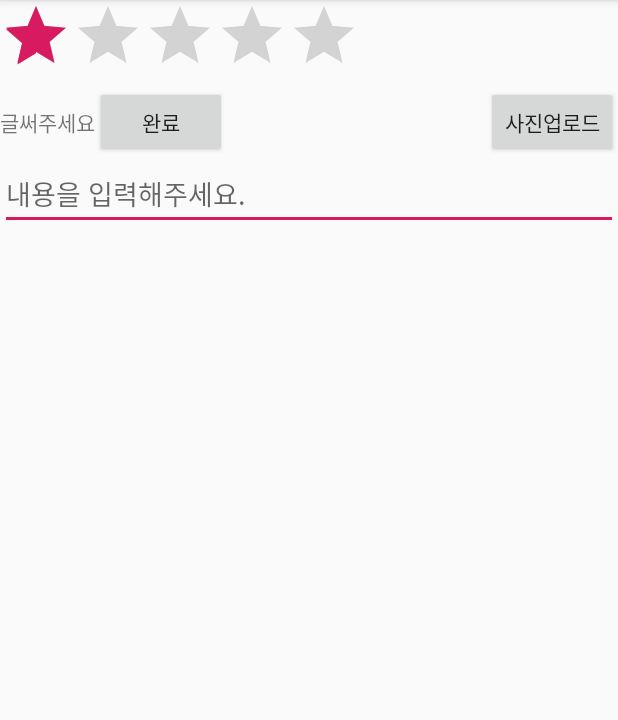
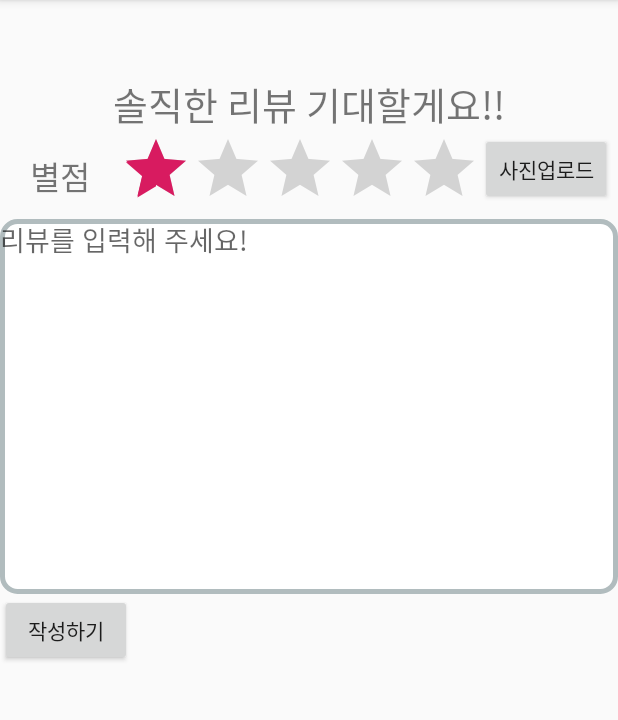
Before and after one commit to SongHeeJae/MyongjiMoa, an Android app: the ReviewWriteActivity screen opened directly, with no data from a screen before it, on a phone screen of 412 x 824 dp, the part 84-804 px from its top. Run offline under Robolectric (Android 15) with nearby library versions, the phone set to English and light mode, and no system bars; libraries missing offline, so code that uses them is left out: com.amazonaws.auth, com.amazonaws.mobileconnectors, com.amazonaws.regions, com.amazonaws.services; pictures from the network do not load.

Commit message:
"Modify review_write.xml"

```diff
--- a/app/src/main/java/com/example/myongjimoa/LoginFragment.java
+++ b/app/src/main/java/com/example/myongjimoa/LoginFragment.java
@@ -1,20 +1,15 @@
 package com.example.myongjimoa;
 
 import android.app.AlertDialog;
-import android.content.Context;
 import android.content.DialogInterface;
 import android.content.Intent;
 import android.content.SharedPreferences;
 import android.os.Bundle;
-import android.preference.PreferenceManager;
 import android.text.InputType;
 import android.util.Log;
 import android.view.LayoutInflater;
 import android.view.View;
 import android.view.ViewGroup;
-import android.widget.Button;
-import android.widget.CheckBox;
-import android.widget.CompoundButton;
 import android.widget.EditText;
 import android.widget.ImageButton;
 import android.widget.Toast;
@@ -26,8 +21,6 @@ import androidx.fragment.app.Fragment;
 import retrofit2.Call;
 import retrofit2.Callback;
 import retrofit2.Response;
-import retrofit2.Retrofit;
-import retrofit2.converter.gson.GsonConverterFactory;
 
 public class LoginFragment extends Fragment {
     ImageButton login;
@@ -73,7 +66,7 @@ public class LoginFragment extends Fragment {
                     User result = response.body(); // User에 결과가 담김
 
                     if(result.getId() != null) { // 받은 결과의 아이디 값이 null이 아니면 로그인 성공
-                        Toast.makeText(getActivity(), "띵지모아에 오신 것을 환영합니다!", Toast.LENGTH_SHORT).show();
+                        Toast.makeText(getActivity(), "띵지모아에 오신 것을 환영합니다!", Toast.LENGTH_LONG).show();
                         Intent it = new Intent(getActivity(), MainActivity.class);
                         it.putExtra("id", result.getId());
                         it.putExtra("email_id", result.getEmail_id());
--- a/app/src/main/res/layout/review_write.xml
+++ b/app/src/main/res/layout/review_write.xml
@@ -8,7 +8,30 @@
         android:layout_height="match_parent"
         android:orientation="vertical">
 
+        <TextView
+            android:layout_width="wrap_content"
+            android:layout_height="wrap_content"
+            android:layout_marginTop="50dp"
+            android:layout_gravity="center"
+            android:textSize="25dp"
+            android:text="솔직한 리뷰 기대할게요!!"/>
+
+
+        <LinearLayout
+            android:layout_width="wrap_content"
+            android:layout_height="wrap_content" >
+
+            <TextView
+                android:layout_width="wrap_content"
+                android:layout_height="wrap_content"
+                android:layout_gravity="center_vertical"
+                android:layout_marginLeft="20dp"
+                android:textSize="22dp"
+                android:text="별점"/>
+
             <RatingBar
+                android:layout_marginLeft="20dp"
+                android:layout_gravity="center"
                 android:layout_width="wrap_content"
                 android:layout_height="wrap_content"
                 android:isIndicator="false"
@@ -16,40 +39,47 @@
                 android:rating="1"
                 android:max="5"
                 android:id="@+id/review_write_rating_bar"/>
+
+            <Button
+                android:layout_width="wrap_content"
+                android:layout_height="wrap_content"
+                android:text="사진업로드"
+                android:id="@+id/review_picture"/>
+        </LinearLayout>
+
         <LinearLayout
             android:layout_width="match_parent"
             android:layout_height="wrap_content"
             android:orientation="horizontal">
 
-            <TextView
-                android:layout_width="wrap_content"
-                android:layout_height="wrap_content"
-                android:text="글써주세요"/>
+            <View
+                android:layout_width="0dp"
+                android:layout_height="0dp"
+                android:layout_weight="1" />
+        </LinearLayout>
+
+        <EditText
+            android:layout_width="match_parent"
+            android:layout_height="250dp"
+            android:hint="리뷰를 입력해 주세요!"
+            android:background="@drawable/rounded"
+            android:gravity="top"
+            android:id="@+id/review_write_description" />
+
+        <LinearLayout
+            android:layout_width="match_parent"
+            android:layout_height="wrap_content" >
 
             <Button
                 android:layout_width="wrap_content"
                 android:layout_height="wrap_content"
-                android:text="완료"
+                android:layout_gravity="right"
+                android:text="작성하기"
                 android:id="@+id/review_write_submit"/>
 
-            <View
-                android:layout_width="0dp"
-                android:layout_height="0dp"
-                android:layout_weight="1" />
-            <Button
-                android:layout_width="wrap_content"
-                android:layout_height="wrap_content"
-                android:text="사진업로드"
-                android:id="@+id/review_picture"/>
 
         </LinearLayout>
 
-        <EditText
-            android:layout_width="match_parent"
-            android:layout_height="wrap_content"
-            android:hint="내용을 입력해주세요."
-            android:gravity="top"
-            android:id="@+id/review_write_description" />
 
         <androidx.recyclerview.widget.RecyclerView
             android:layout_width="wrap_content"
```
Lines whose indentation alone changed are shown as unchanged.
